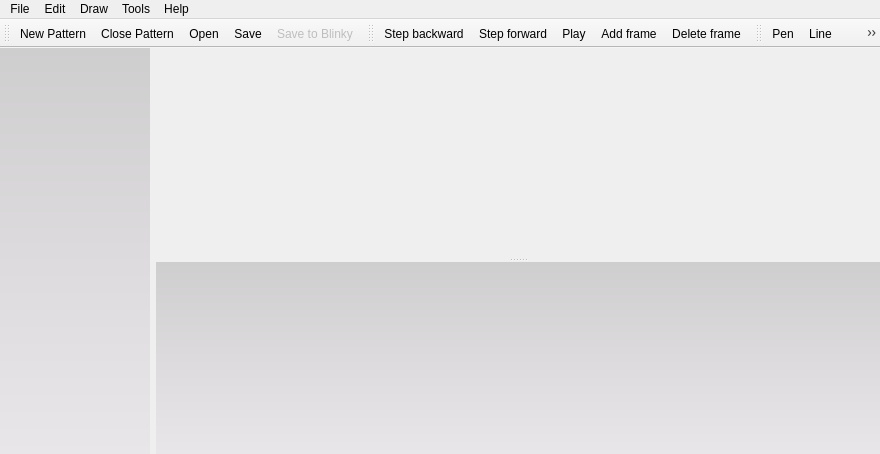
The window that PatternPaint/mainwindow.ui (Blinkinlabs/PatternPaint) describes before a commit, drawn with Qt 5.
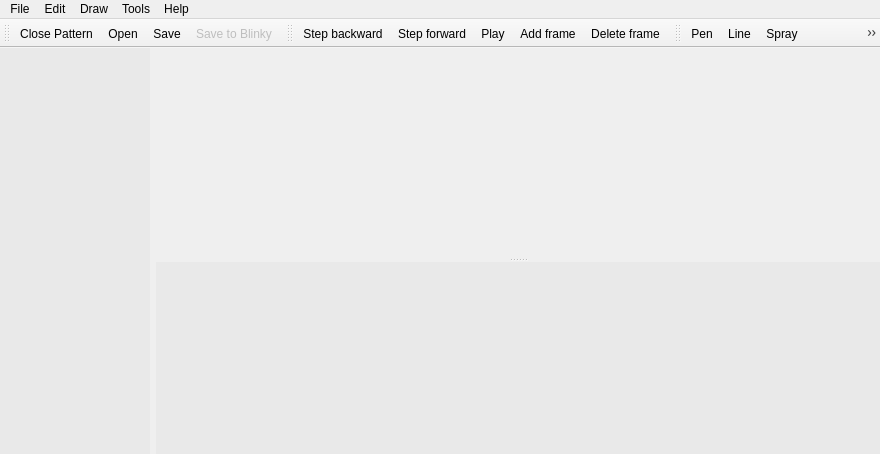
The same window after the commit. Icons and pictures are not drawn. Custom widgets are drawn as their Qt base class.

```diff
--- a/PatternPaint/mainwindow.ui
+++ b/PatternPaint/mainwindow.ui
@@ -65,11 +65,48 @@
         <height>16777215</height>
        </size>
       </property>
+      <property name="palette">
+       <palette>
+        <active>
+         <colorrole role="Base">
+          <brush brushstyle="SolidPattern">
+           <color alpha="255">
+            <red>233</red>
+            <green>233</green>
+            <blue>233</blue>
+           </color>
+          </brush>
+         </colorrole>
+        </active>
+        <inactive>
+         <colorrole role="Base">
+          <brush brushstyle="SolidPattern">
+           <color alpha="255">
+            <red>233</red>
+            <green>233</green>
+            <blue>233</blue>
+           </color>
+          </brush>
+         </colorrole>
+        </inactive>
+        <disabled>
+         <colorrole role="Base">
+          <brush brushstyle="SolidPattern">
+           <color alpha="255">
+            <red>237</red>
+            <green>237</green>
+            <blue>237</blue>
+           </color>
+          </brush>
+         </colorrole>
+        </disabled>
+       </palette>
+      </property>
       <property name="autoFillBackground">
        <bool>false</bool>
       </property>
       <property name="styleSheet">
-       <string notr="true">background:qlineargradient(spread:pad, x1:1, y1:1, x2:1, y2:0, stop:0 rgba(233, 230, 233, 255), stop:1 rgba(207, 206, 207, 255))</string>
+       <string notr="true"/>
       </property>
       <property name="frameShape">
        <enum>QFrame::NoFrame</enum>
@@ -157,8 +194,45 @@
          <height>100</height>
         </size>
        </property>
+       <property name="palette">
+        <palette>
+         <active>
+          <colorrole role="Base">
+           <brush brushstyle="SolidPattern">
+            <color alpha="255">
+             <red>233</red>
+             <green>233</green>
+             <blue>233</blue>
+            </color>
+           </brush>
+          </colorrole>
+         </active>
+         <inactive>
+          <colorrole role="Base">
+           <brush brushstyle="SolidPattern">
+            <color alpha="255">
+             <red>233</red>
+             <green>233</green>
+             <blue>233</blue>
+            </color>
+           </brush>
+          </colorrole>
+         </inactive>
+         <disabled>
+          <colorrole role="Base">
+           <brush brushstyle="SolidPattern">
+            <color alpha="255">
+             <red>237</red>
+             <green>237</green>
+             <blue>237</blue>
+            </color>
+           </brush>
+          </colorrole>
+         </disabled>
+        </palette>
+       </property>
        <property name="styleSheet">
-        <string notr="true">background:qlineargradient(spread:pad, x1:1, y1:1, x2:1, y2:0, stop:0 rgba(233, 230, 233, 255), stop:1 rgba(207, 206, 207, 255))</string>
+        <string notr="true"/>
        </property>
        <property name="frameShape">
         <enum>QFrame::NoFrame</enum>
@@ -282,7 +356,6 @@
    <attribute name="toolBarBreak">
     <bool>false</bool>
    </attribute>
-   <addaction name="actionNew"/>
    <addaction name="actionClose"/>
    <addaction name="actionLoad_File"/>
    <addaction name="actionSave_File"/>
```
Left out of the diff: 37 changed lines with no effect on the pictures.
